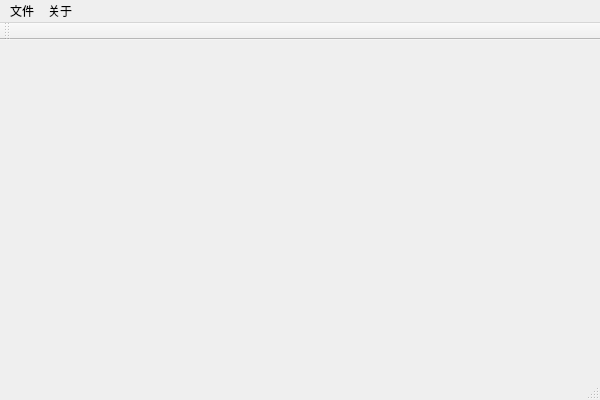
Before: the Qt Designer form Project1withGUI/Window.ui in SCUT-CS/STC-RNAM, drawn with Qt 5.
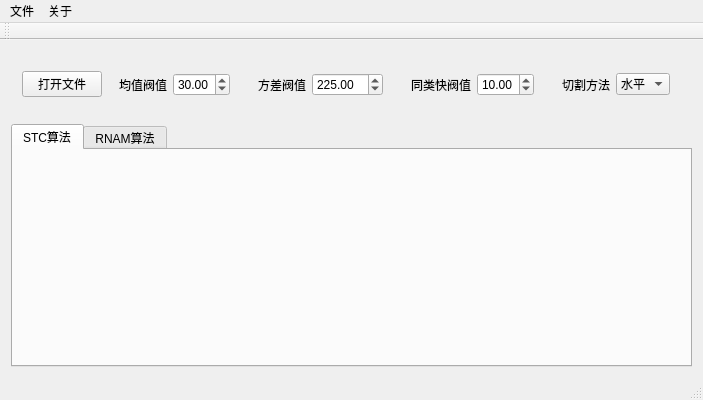
After: the same form once the commit is applied.

Commit message: 搭建主程序界面并连接对应的信号和槽

What changed in the file:
```diff
--- a/Project1withGUI/Window.ui
+++ b/Project1withGUI/Window.ui
@@ -13,7 +13,252 @@
   <property name="windowTitle">
    <string>灰度图像压缩</string>
   </property>
-  <widget class="QWidget" name="centralWidget"/>
+  <widget class="QWidget" name="centralWidget">
+   <layout class="QVBoxLayout" name="verticalLayout">
+    <item>
+     <widget class="QWidget" name="widget" native="true">
+      <layout class="QGridLayout" name="gridLayout">
+       <item row="0" column="4">
+        <widget class="QWidget" name="widget_3" native="true">
+         <layout class="QHBoxLayout" name="horizontalLayout_6">
+          <item>
+           <spacer name="horizontalSpacer_2">
+            <property name="orientation">
+             <enum>Qt::Horizontal</enum>
+            </property>
+            <property name="sizeHint" stdset="0">
+             <size>
+              <width>30</width>
+              <height>20</height>
+             </size>
+            </property>
+           </spacer>
+          </item>
+          <item>
+           <widget class="QLabel" name="label">
+            <property name="text">
+             <string>切割方法</string>
+            </property>
+           </widget>
+          </item>
+          <item>
+           <widget class="QComboBox" name="cutMethod">
+            <property name="enabled">
+             <bool>true</bool>
+            </property>
+            <property name="sizeIncrement">
+             <size>
+              <width>0</width>
+              <height>0</height>
+             </size>
+            </property>
+            <property name="baseSize">
+             <size>
+              <width>0</width>
+              <height>0</height>
+             </size>
+            </property>
+            <property name="editable">
+             <bool>false</bool>
+            </property>
+            <item>
+             <property name="text">
+              <string>水平</string>
+             </property>
+            </item>
+            <item>
+             <property name="text">
+              <string>垂直</string>
+             </property>
+            </item>
+           </widget>
+          </item>
+          <item>
+           <spacer name="horizontalSpacer">
+            <property name="orientation">
+             <enum>Qt::Horizontal</enum>
+            </property>
+            <property name="sizeHint" stdset="0">
+             <size>
+              <width>30</width>
+              <height>20</height>
+             </size>
+            </property>
+           </spacer>
+          </item>
+         </layout>
+        </widget>
+       </item>
+       <item row="0" column="3">
+        <widget class="QWidget" name="widget_7" native="true">
+         <layout class="QHBoxLayout" name="horizontalLayout_8">
+          <item>
+           <spacer name="horizontalSpacer_4">
+            <property name="orientation">
+             <enum>Qt::Horizontal</enum>
+            </property>
+            <property name="sizeHint" stdset="0">
+             <size>
+              <width>30</width>
+              <height>20</height>
+             </size>
+            </property>
+           </spacer>
+          </item>
+          <item>
+           <widget class="QLabel" name="label_3">
+            <property name="text">
+             <string>同类快阀值</string>
+            </property>
+           </widget>
+          </item>
+          <item>
+           <widget class="QDoubleSpinBox" name="margin">
+            <property name="value">
+             <double>10.000000000000000</double>
+            </property>
+           </widget>
+          </item>
+          <item>
+           <spacer name="horizontalSpacer_3">
+            <property name="orientation">
+             <enum>Qt::Horizontal</enum>
+            </property>
+            <property name="sizeHint" stdset="0">
+             <size>
+              <width>30</width>
+              <height>20</height>
+             </size>
+            </property>
+           </spacer>
+          </item>
+         </layout>
+        </widget>
+       </item>
+       <item row="0" column="2">
+        <widget class="QWidget" name="widget_6" native="true">
+         <layout class="QHBoxLayout" name="horizontalLayout_2">
+          <item>
+           <spacer name="horizontalSpacer_6">
+            <property name="orientation">
+             <enum>Qt::Horizontal</enum>
+            </property>
+            <property name="sizeHint" stdset="0">
+             <size>
+              <width>30</width>
+              <height>20</height>
+             </size>
+            </property>
+           </spacer>
+          </item>
+          <item>
+           <widget class="QLabel" name="label_4">
+            <property name="text">
+             <string>方差阀值</string>
+            </property>
+           </widget>
+          </item>
+          <item>
+           <widget class="QDoubleSpinBox" name="variance">
+            <property name="maximum">
+             <double>1000.000000000000000</double>
+            </property>
+            <property name="value">
+             <double>225.000000000000000</double>
+            </property>
+           </widget>
+          </item>
+          <item>
+           <spacer name="horizontalSpacer_5">
+            <property name="orientation">
+             <enum>Qt::Horizontal</enum>
+            </property>
+            <property name="sizeHint" stdset="0">
+             <size>
+              <width>30</width>
+              <height>20</height>
+             </size>
+            </property>
+           </spacer>
+          </item>
+         </layout>
+        </widget>
+       </item>
+       <item row="0" column="1">
+        <widget class="QWidget" name="widget_4" native="true">
+         <layout class="QHBoxLayout" name="horizontalLayout_7">
+          <item>
+           <spacer name="horizontalSpacer_8">
+            <property name="orientation">
+             <enum>Qt::Horizontal</enum>
+            </property>
+            <property name="sizeHint" stdset="0">
+             <size>
+              <width>30</width>
+              <height>20</height>
+             </size>
+            </property>
+           </spacer>
+          </item>
+          <item>
+           <widget class="QLabel" name="label_5">
+            <property name="text">
+             <string>均值阀值</string>
+            </property>
+           </widget>
+          </item>
+          <item>
+           <widget class="QDoubleSpinBox" name="ratio">
+            <property name="value">
+             <double>30.000000000000000</double>
+            </property>
+           </widget>
+          </item>
+          <item>
+           <spacer name="horizontalSpacer_7">
+            <property name="orientation">
+             <enum>Qt::Horizontal</enum>
+            </property>
+            <property name="sizeHint" stdset="0">
+             <size>
+              <width>30</width>
+              <height>20</height>
+             </size>
+            </property>
+           </spacer>
+          </item>
+         </layout>
+        </widget>
+       </item>
+       <item row="0" column="0">
+        <widget class="QPushButton" name="openFile2">
+         <property name="text">
+          <string>打开文件</string>
+         </property>
+        </widget>
+       </item>
+      </layout>
+     </widget>
+    </item>
+    <item>
+     <widget class="QTabWidget" name="tabWidget">
+      <property name="currentIndex">
+       <number>0</number>
+      </property>
+      <widget class="QWidget" name="tab">
+       <attribute name="title">
+        <string>STC算法</string>
+       </attribute>
+      </widget>
+      <widget class="QWidget" name="tab_2">
+       <attribute name="title">
+        <string>RNAM算法</string>
+       </attribute>
+      </widget>
+     </widget>
+    </item>
+   </layout>
+  </widget>
   <widget class="QMenuBar" name="menuBar">
    <property name="geometry">
     <rect>
```
The commit also changes 4 other files.
